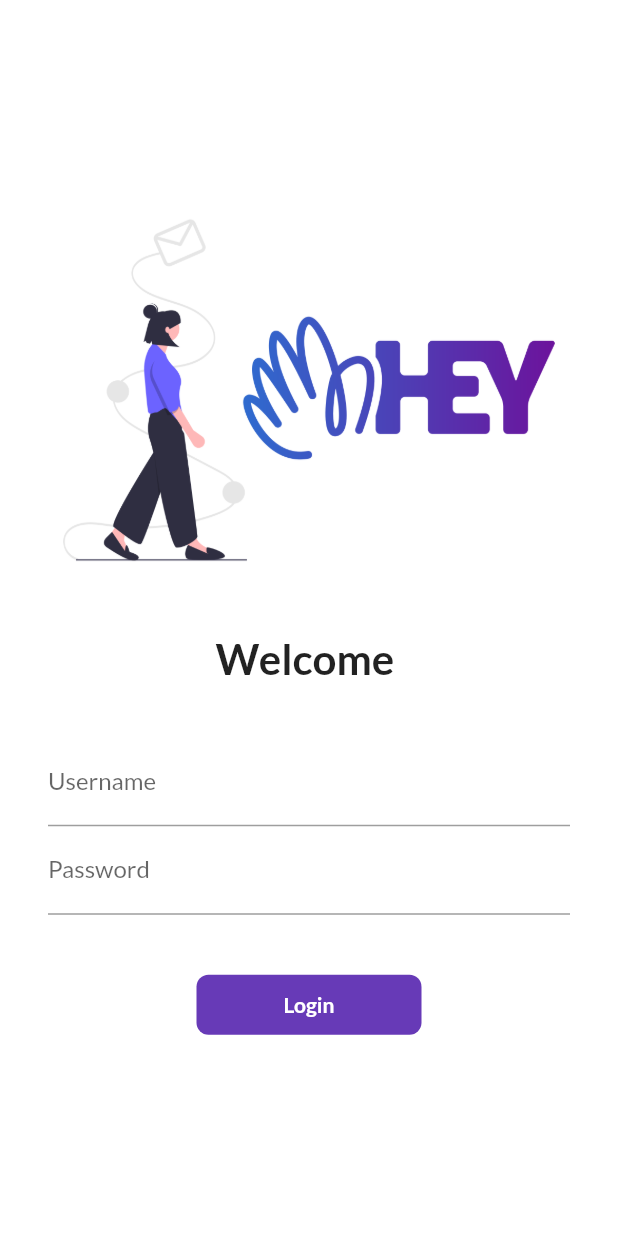
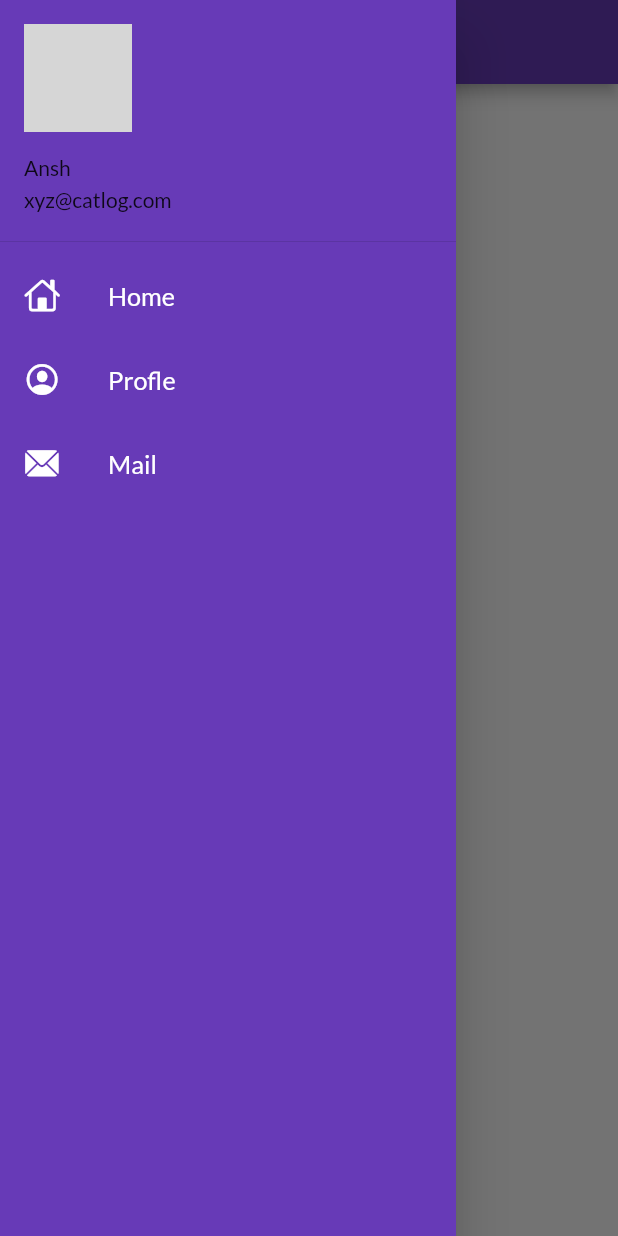
Before and after one commit to de-ansh/flutter_catalog, a Flutter app: the screen it shows after launch, with the side drawer open (before the commit the screen has no drawer), on a phone screen of 412 x 824 dp. Run offline on Flutter 3.47's test engine with Material 2 defaults, Android fonts, the phone set to English and light mode, and no system bars; our stand-ins replace google_fonts; network calls fail; grey boxes are pictures that could not be loaded.

Commit message:
edited the drawer

```diff
--- a/flutter_catalog/lib/main.dart
+++ b/flutter_catalog/lib/main.dart
@@ -21,7 +21,8 @@ class MyApp extends StatelessWidget {
         primaryTextTheme: GoogleFonts.latoTextTheme(),
       ),
       darkTheme: ThemeData(brightness: Brightness.dark),
-      initialRoute: "/",
+      debugShowCheckedModeBanner: false,
+      initialRoute: MyRoutes.homeRoute,
       routes: {
         "/": (context) => LoginPage(),
         MyRoutes.homeRoute: (context) => Homepage(),
--- a/flutter_catalog/lib/pages/home_page.dart
+++ b/flutter_catalog/lib/pages/home_page.dart
@@ -1,4 +1,6 @@
 import 'package:flutter/material.dart';
+
+import '../widgets/drawer.dart';
 
 class Homepage extends StatelessWidget {
   const Homepage({Key? key}) : super(key: key);
@@ -14,7 +16,7 @@ class Homepage extends StatelessWidget {
           child: Text("Welcome To 30 days of flutter"),
         ),
       ),
-      drawer: Drawer(),
+      drawer: MYDrawer(),
     );
   }
 }
--- a/flutter_catalog/lib/pages/login_page.dart
+++ b/flutter_catalog/lib/pages/login_page.dart
@@ -41,7 +41,7 @@ class _LoginPageState extends State<LoginPage> {
                   "assets/images/Hey.png",
                   fit: BoxFit.cover,
                 ),
-                const SizedBox(
+                SizedBox(
                   height: 20.0,
                 ),
                 Text(
@@ -51,7 +51,7 @@ class _LoginPageState extends State<LoginPage> {
                     fontWeight: FontWeight.bold,
                   ),
                 ),
-                const SizedBox(
+                SizedBox(
                   height: 20.0,
                 ),
                 Padding(
--- /dev/null
+++ b/flutter_catalog/lib/widgets/drawer.dart
@@ -0,0 +1,67 @@
+import 'dart:ui';
+
+import 'package:flutter/cupertino.dart';
+import 'package:flutter/material.dart';
+
+class MYDrawer extends StatelessWidget {
+  const MYDrawer({Key? key}) : super(key: key);
+
+  @override
+  Widget build(BuildContext context) {
+    final imageurl =
+        "https://images.unsplash.com/photo-1491743715344-d5eed2a9c5bd?ixlib=rb-1.2.1&ixid=MnwxMjA3fDB8MHxzZWFyY2h8Nnx8bWFsZXxlbnwwfHwwfHw%3D&auto=format&fit=crop&w=900&q=60";
+    return Drawer(
+      child: Container(
+        color: Colors.deepPurple,
+        child: ListView(
+          padding: EdgeInsets.zero,
+          children: [
+            DrawerHeader(
+              padding: EdgeInsets.zero,
+              child: UserAccountsDrawerHeader(
+                margin: EdgeInsets.zero,
+                accountName: Text("Ansh"),
+                accountEmail: Text("xyz@catlog.com"),
+                currentAccountPicture:
+                    CircleAvatar(backgroundImage: NetworkImage(imageurl)),
+              ),
+            ),
+            ListTile(
+              leading: Icon(
+                CupertinoIcons.home,
+                color: Colors.white,
+              ),
+              title: Text(
+                "Home",
+                textScaleFactor: 1.2,
+                style: TextStyle(color: Colors.white),
+              ),
+            ),
+            ListTile(
+              leading: Icon(
+                CupertinoIcons.profile_circled,
+                color: Colors.white,
+              ),
+              title: Text(
+                "Profle",
+                textScaleFactor: 1.2,
+                style: TextStyle(color: Colors.white),
+              ),
+            ),
+            ListTile(
+              leading: Icon(
+                CupertinoIcons.mail_solid,
+                color: Colors.white,
+              ),
+              title: Text(
+                "Mail",
+                textScaleFactor: 1.2,
+                style: TextStyle(color: Colors.white),
+              ),
+            )
+          ],
+        ),
+      ),
+    );
+  }
+}
```
